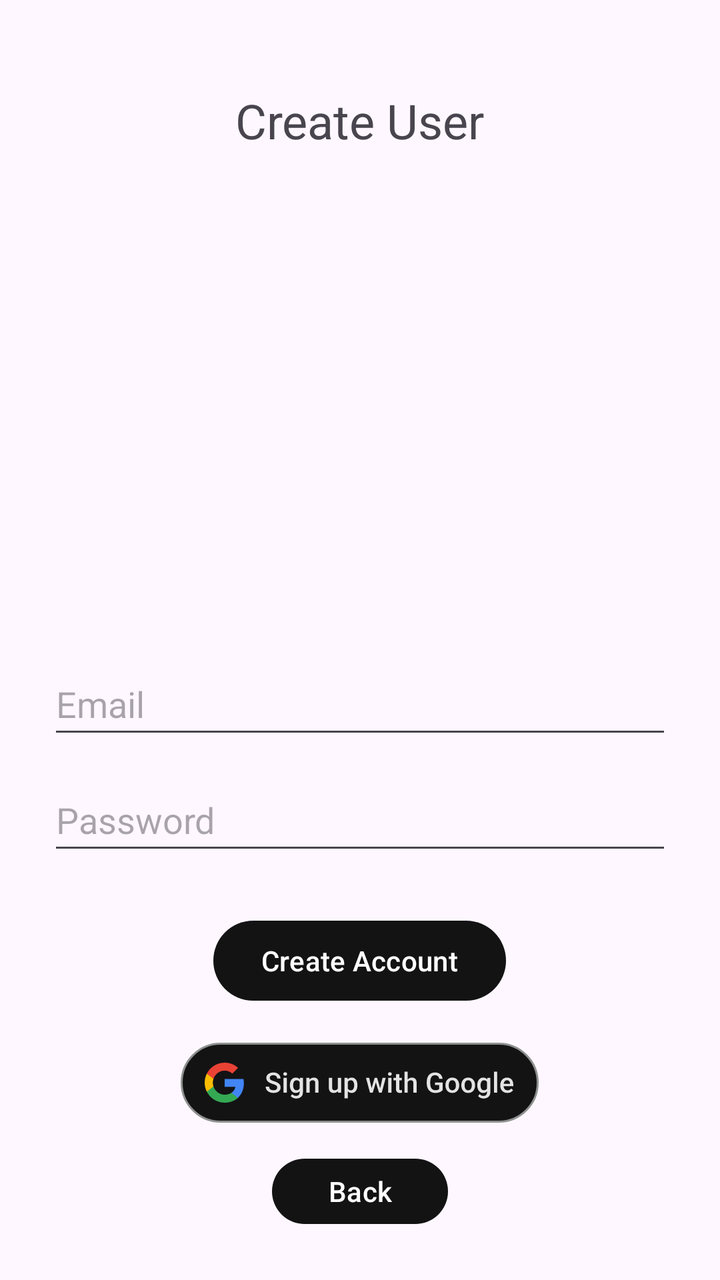
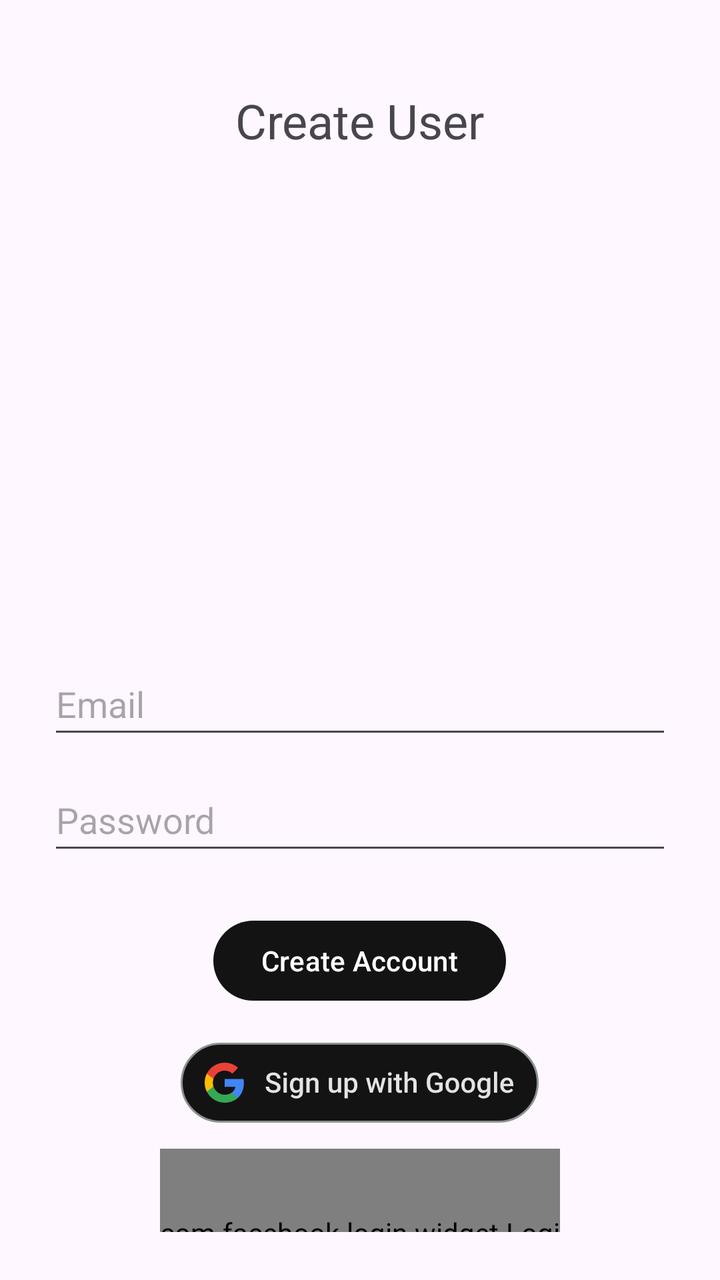

The first picture is an Android layout as it rendered before a commit; the second is the same layout after the commit. The layout source and the unified diff follow.
<!-- AndroidManifest.xml: application theme Theme.KeepPace -->
<!-- res/layout/activity_create_user.xml -->
<?xml version="1.0" encoding="utf-8"?>
<LinearLayout xmlns:android="http://schemas.android.com/apk/res/android"
    xmlns:app="http://schemas.android.com/apk/res-auto"
    xmlns:tools="http://schemas.android.com/tools"
    android:layout_width="match_parent"
    android:layout_height="match_parent"
    android:gravity="center_horizontal"
    android:orientation="vertical"
    android:padding="24dp">

    
    <TextView
        android:layout_width="wrap_content"
        android:layout_height="wrap_content"
        android:layout_marginTop="20dp"
        android:text="Create User"
        android:textSize="24sp"
        tools:ignore="HardcodedText" />

    
    <EditText
        android:id="@+id/fieldEmail"
        android:layout_width="match_parent"
        android:layout_height="wrap_content"
        android:layout_marginTop="250dp"
        android:autofillHints="emailAddress"
        android:hint="Email"
        android:importantForAutofill="yes"
        android:inputType="textEmailAddress"
        android:minHeight="48dp"
        tools:ignore="HardcodedText" />

    
    <EditText
        android:id="@+id/fieldPassword"
        android:layout_width="match_parent"
        android:layout_height="wrap_content"
        android:layout_marginTop="10dp"
        android:autofillHints="password"
        android:hint="Password"
        android:importantForAutofill="yes"
        android:inputType="textPassword"
        android:minHeight="48dp"
        tools:ignore="HardcodedText" />

    
    <Button
        android:id="@+id/emailCreateAccountButton"
        android:layout_width="wrap_content"
        android:layout_height="wrap_content"
        android:layout_marginTop="24dp"
        app:backgroundTint="#131314"
        android:text="Create Account"

        tools:ignore="HardcodedText" />

    
    




    <ImageView
        android:id="@+id/googleLogo"
        android:layout_width="wrap_content"
        android:layout_height="wrap_content"
        android:layout_gravity="center"
        android:layout_marginTop="5dp"
        android:clickable="true"
        android:contentDescription="TODO"
        android:focusable="true"
        android:foreground="?attr/selectableItemBackgroundBorderless"
        android:padding="12dp"
        android:src="@drawable/android_dark_rd_su"
        tools:ignore="ContentDescription,HardcodedText" />

    
    <Button
        android:id="@+id/backButton"
        android:layout_width="wrap_content"
        android:layout_height="wrap_content"
        android:layout_marginTop="2dp"
        app:backgroundTint="#131314"
        android:text="Back"
        tools:ignore="HardcodedText" />

</LinearLayout>
<!-- resources referenced by this layout -->
<resources>
  <!-- drawable android_dark_rd_su: vector/xml drawable (drawable, 15982 chars, omitted) -->
  <style name="Theme.KeepPace" parent="Theme.Material3.Light.NoActionBar">
          
      </style>
</resources>

<!-- the commit's change to res/layout/activity_create_user.xml (unified diff, before → after) -->
@@ -57,9 +57,7 @@
     
     
 
-
-
-
+    
     <ImageView
         android:id="@+id/googleLogo"
         android:layout_width="wrap_content"
@@ -75,11 +73,20 @@
         tools:ignore="ContentDescription,HardcodedText" />
 
     
+    <com.facebook.login.widget.LoginButton
+        android:id="@+id/fbLoginButton"
+        android:layout_width="200dp"
+        android:layout_height="100dp"
+        android:layout_gravity="center"
+        android:layout_marginTop="1dp"
+        android:text="Continue with Facebook" />
+
+    
     <Button
         android:id="@+id/backButton"
         android:layout_width="wrap_content"
         android:layout_height="wrap_content"
-        android:layout_marginTop="2dp"
+        android:layout_marginTop="175dp"
         app:backgroundTint="#131314"
         android:text="Back"
         tools:ignore="HardcodedText" />
